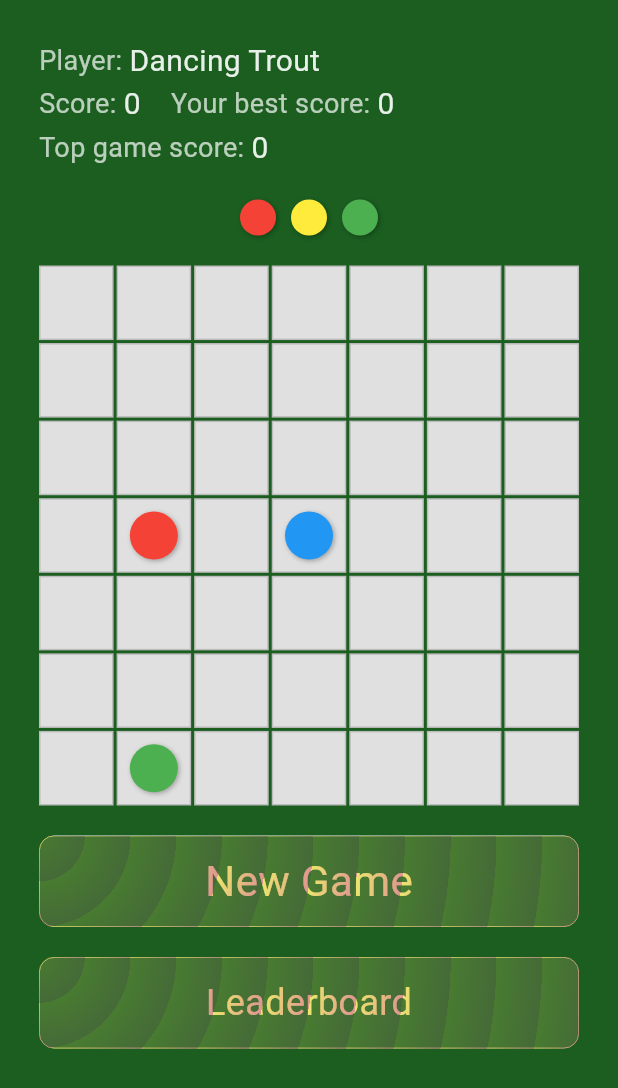
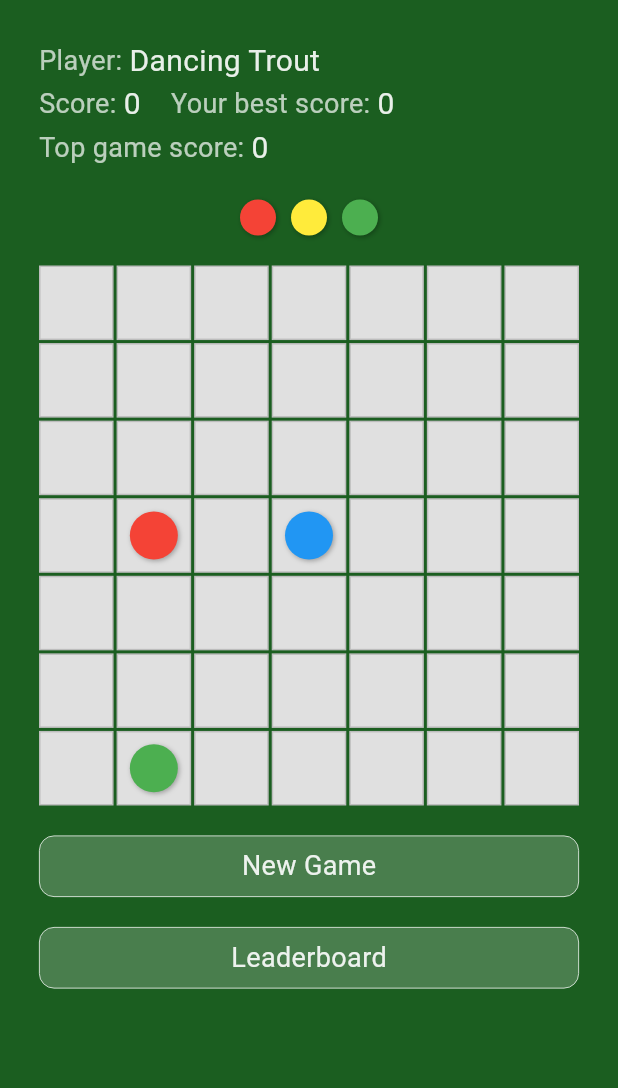
Before and after one commit to bigbott/getx_lines_game, a Flutter app: the screen it shows after launch, after a tap on "New Game", on a phone screen of 412 x 824 dp. Shown: the top 1088 px of the screen. Run offline on Flutter 3.47's test engine with Material 3 defaults, Android fonts, the phone set to English and light mode, and no system bars; our stand-ins replace appwrite, device_preview, get, shared_preferences; missing offline and left inert: flutter_soloud, navigation_history_observer; network calls fail.

Commit message:
new button

```diff
--- a/lib/app/modules/game/game_controller.dart
+++ b/lib/app/modules/game/game_controller.dart
@@ -8,7 +8,6 @@ import 'package:getx_lines_game/app/data/leaderboard/leaderboard_service.dart';
 import 'package:getx_lines_game/common/localdb/shared_preferences.dart';
 import 'package:getx_lines_game/common/utils/nickname_generator.dart';
 import 'package:getx_lines_game/common/utils/userid_generator.dart';
-
 
 class GameController extends GetxController with SingleGetTickerProviderMixin {
   final LinesService _service;
@@ -28,7 +27,7 @@ class GameController extends GetxController with SingleGetTickerProviderMixin {
   String? userId;
   String? nickname;
 
-  bool isTest = false;
+  bool isTest = true;
 
   GameController(this._service, this._leaderboardService);
 
@@ -50,6 +49,11 @@ class GameController extends GetxController with SingleGetTickerProviderMixin {
     // Make it repeat in both directions
     _animationController!.repeat(reverse: true);
 
+    // If in test mode, remove user data from SharedPrefs
+    if (isTest) {
+     await _removeUserData();
+    }
+
     await _initializeUser();
     await _loadScores();
     startNewGame();
@@ -61,6 +65,7 @@ class GameController extends GetxController with SingleGetTickerProviderMixin {
 
     if (userId == null || nickname == null) {
       userId = UserIdGenerator.generateUserId();
+      print('userId: ' + userId!);
       nickname = NicknameGenerator.generate();
 
       await SharedPrefs.setUserId(userId!);
@@ -182,11 +187,6 @@ class GameController extends GetxController with SingleGetTickerProviderMixin {
           _updateLeaderboard();
         }
 
-        // If in test mode, remove user data from SharedPrefs
-        if (isTest) {
-          _removeUserData();
-        }
-
         Get.snackbar(
           'Game Over',
           'Your score: ${_model.score}\nBest score: $bestScore',
@@ -232,9 +232,9 @@ class GameController extends GetxController with SingleGetTickerProviderMixin {
 
     final directions = [
       [-1, 0], // up
-      [1, 0],  // down
+      [1, 0], // down
       [0, -1], // left
-      [0, 1],  // right
+      [0, 1], // right
     ];
 
     while (!(currentRow == startRow && currentCol == startCol)) {
@@ -269,17 +269,16 @@ class GameController extends GetxController with SingleGetTickerProviderMixin {
     super.onClose();
   }
 
-
   Future<void> _loadScores() async {
     try {
       final scores = await _leaderboardService.loadItems();
       if (scores != null) {
         for (var doc in scores.documents) {
           if (doc.data['user_id'] == userId) {
-            bestScore = doc.data['scores'] ?? 0;
+            bestScore = doc.data['score'] ?? 0;
           }
           if ((doc.data['scores'] ?? 0) > topScore) {
-            topScore = doc.data['scores'];
+            topScore = doc.data['score'];
           }
         }
       }
@@ -320,5 +319,4 @@ class GameController extends GetxController with SingleGetTickerProviderMixin {
 
   // Expose the animation controller for the view
   AnimationController? get animationController => _animationController;
-
 }
--- a/lib/app/modules/game/game_view.dart
+++ b/lib/app/modules/game/game_view.dart
@@ -1,6 +1,7 @@
 import 'package:flutter/material.dart';
 import 'package:get/get.dart';
 import 'package:getx_lines_game/app/routes/app_pages.dart';
+import 'package:getx_lines_game/common/ez/ez_glass_button.dart';
 import 'package:getx_lines_game/common/ez/ez_glass_gradient_button.dart';
 import 'package:getx_lines_game/common/ez/ez_text.dart';
 import '../../data/game/lines_model.dart';
@@ -150,18 +151,20 @@ class GameView extends GetView<GameController> {
                   ),
                 ),
               ),
-              EzGlassGradientButton(
+              EzGlassButton(
+                height: 40,
                 onTap: controller.startNewGame,
-                child: const Text('New Game', style: TextStyle(fontSize: 28)),
+                child: const Text('New Game', style: TextStyle(fontSize: 18)),
               ),
               // SizedBox(
               //   height: 30,
               // ),
-              EzGlassGradientButton(
+              EzGlassButton(
+                height: 40,
                 onTap: () {
                   Get.toNamed(Routes.LEADERBOARD);
                 },
-                child: const Text('Leaderboard', style: TextStyle(fontSize: 24)),
+                child: const Text('Leaderboard', style: TextStyle(fontSize: 18)),
               ),
             ],
           ),
--- a/lib/app/modules/leaderboard/leaderboard_controller.dart
+++ b/lib/app/modules/leaderboard/leaderboard_controller.dart
@@ -1,4 +1,3 @@
-import 'package:flutter/material.dart';
 import 'package:get/get.dart';
 import 'package:appwrite/models.dart';
 import 'package:getx_lines_game/app/data/leaderboard/leaderboard_service.dart';
@@ -19,6 +18,8 @@ class LeaderboardController extends GetxController {
   }
 
   Future<void> loadAroundUser() async {
+    players = null;
+    update();
     if (userId == null) {
       players = await leaderboardService.loadItems();
       update();
@@ -32,6 +33,8 @@ class LeaderboardController extends GetxController {
   }
 
   Future<void> loadTopPlayers() async {
+    players = null;
+    update();
     players = await leaderboardService.loadItems();
     update();
   }
--- a/lib/common/extensions/device_previewing.dart
+++ b/lib/common/extensions/device_previewing.dart
@@ -3,7 +3,7 @@
 import 'package:device_preview/device_preview.dart';
 import 'package:get/get.dart';
 
-extension DevicePreviewing on GetMaterialApp {
+extension A on GetMaterialApp {
   DevicePreview withDevicePreview(bool enabled) {
      return DevicePreview(
       enabled: enabled,
@@ -11,3 +11,12 @@ extension DevicePreviewing on GetMaterialApp {
     );
    }
 }
+
+extension B on GetCupertinoApp {
+  DevicePreview withDevicePreview(bool enabled) {
+     return DevicePreview(
+      enabled: enabled,
+      builder: (context) => this,
+    );
+   }
+}
--- /dev/null
+++ b/lib/common/ez/ez_glass_button.dart
@@ -0,0 +1,35 @@
+import 'package:flutter/material.dart';
+
+import 'ez_glass_container.dart';
+import 'ez_scale.dart';
+
+final class EzGlassButton extends StatelessWidget {
+  final Widget? child;
+  final GestureTapCallback? onTap;
+  final double? width;
+  final double? height;
+
+  const EzGlassButton({
+    super.key,
+    this.child,
+    this.onTap,
+    this.width = double.infinity,
+    this.height = 60,
+  });
+
+  @override
+  Widget build(Object context) {
+    return EzScaleOnTap(
+        onTap: onTap,
+        child: MouseRegion(
+          cursor: SystemMouseCursors.click,
+          child: EzGlassContainer(
+            child: SizedBox(
+             width: width,
+             height: height,
+              child: Center(child: child),
+            ),
+          ),
+        ));
+  }
+}
--- a/lib/main.dart
+++ b/lib/main.dart
@@ -1,3 +1,4 @@
+import 'package:flutter/cupertino.dart';
 import 'package:flutter/material.dart';
 
 import 'package:get/get.dart';
@@ -26,6 +27,8 @@ void main() async{
         ),
 
         ).withDevicePreview(true),
+
+
   );
 }
 
```
Also changed, not shown: lib/app/data/leaderboard/leaderboard_service.dart (+63 -33 lines), lib/app/modules/leaderboard/leaderboard_view.dart (+43 -15 lines), lib/common/ez/ez_spacing.dart (added, +20 -0 lines), lib/app/data/stats/stats_service.dart (added), 1 other file.
